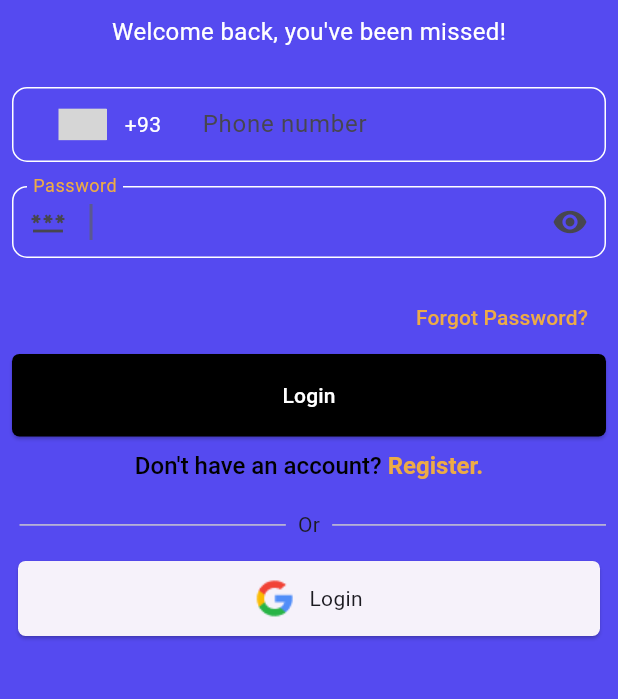
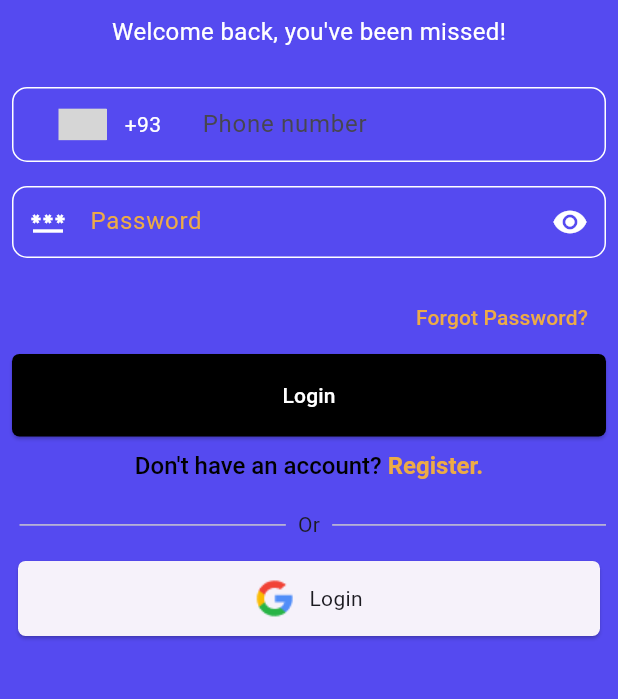
Before and after one commit to SeyramWood/drivnapp-fleetowner, a Flutter app: the screen it shows after launch, after a tap on an icon or button, on a phone screen of 412 x 824 dp, the part 274-973 px from its top. Run offline on Flutter 3.47's test engine with Material 2 defaults, Android fonts, the phone set to English and light mode, and no system bars; drawn by our look-alikes of intl_phone_number_input; our stand-ins replace pinput, smooth_page_indicator; missing offline and left inert: fl_country_code_picker; grey boxes are pictures that could not be loaded.

Commit message:
form field icon colors changed

```diff
--- a/lib/features/auth/presentation/views/register_screen.dart
+++ b/lib/features/auth/presentation/views/register_screen.dart
@@ -55,9 +55,10 @@ class _RegisterViewState extends State<RegisterView> {
   @override
   Widget build(BuildContext context) {
     return Scaffold(
-      backgroundColor: Color(0xFF554AF0),
+      backgroundColor: blue,
       body: Padding(
-        padding: const EdgeInsets.only(left: 8.0, right: 8.0, top: 20),
+        padding: const EdgeInsets.only(left: 8.0, right: 8.0, top: 10),
+        child: SafeArea(
           child: ListView(
             children: [
               Padding(
@@ -143,6 +144,9 @@ class _RegisterViewState extends State<RegisterView> {
                         ),
                       ),
                     ),
+                    SizedBox(
+                      height: 10,
+                    ),
                     GoogleButton(
                       onTap: () {},
                       title: 'Sign up',
@@ -153,31 +157,6 @@ class _RegisterViewState extends State<RegisterView> {
             ],
           ),
         ),
-    );
-  }
-
-//this widget is responsible for picking country codes
-  Widget countryCodePicker(BuildContext context) {
-    return GestureDetector(
-      onTap: () async {
-        // Show the country code picker when tapped.
-        final cCode = await countryPicker.showPicker(context: context);
-        // Null check
-        if (cCode != null) {
-          code = cCode;
-          print(code!.code);
-        }
-      },
-      child: Container(
-        padding: const EdgeInsets.symmetric(
-          horizontal: 6.0,
-        ),
-        margin: const EdgeInsets.symmetric(horizontal: 8.0),
-        decoration: const BoxDecoration(
-            color: yellow,
-            borderRadius: BorderRadius.all(Radius.circular(5.0))),
-        child:
-            Text('country code', style: const TextStyle(color: Colors.white)),
       ),
     );
   }
--- a/lib/features/auth/presentation/widget/formfield.dart
+++ b/lib/features/auth/presentation/widget/formfield.dart
@@ -25,11 +25,13 @@ class CustomFormField extends StatelessWidget {
       padding: const EdgeInsets.only(bottom: 16.0),
       child: TextFormField(
         controller: controller,
-        autofocus: true,
+        // autofocus: true,
         decoration: InputDecoration(
           labelText: labelText,
           labelStyle: TextStyle(color: yellow),
-          contentPadding: EdgeInsets.all(10),
+          prefixIconColor: white,
+          suffixIconColor: white,
+          contentPadding: EdgeInsets.symmetric(horizontal: 50),
           prefixIcon: prefixIcon,
           prefix: prefix,
           suffixIcon: Icon(suffixIcon),
```
Lines whose indentation alone changed are shown as unchanged.
